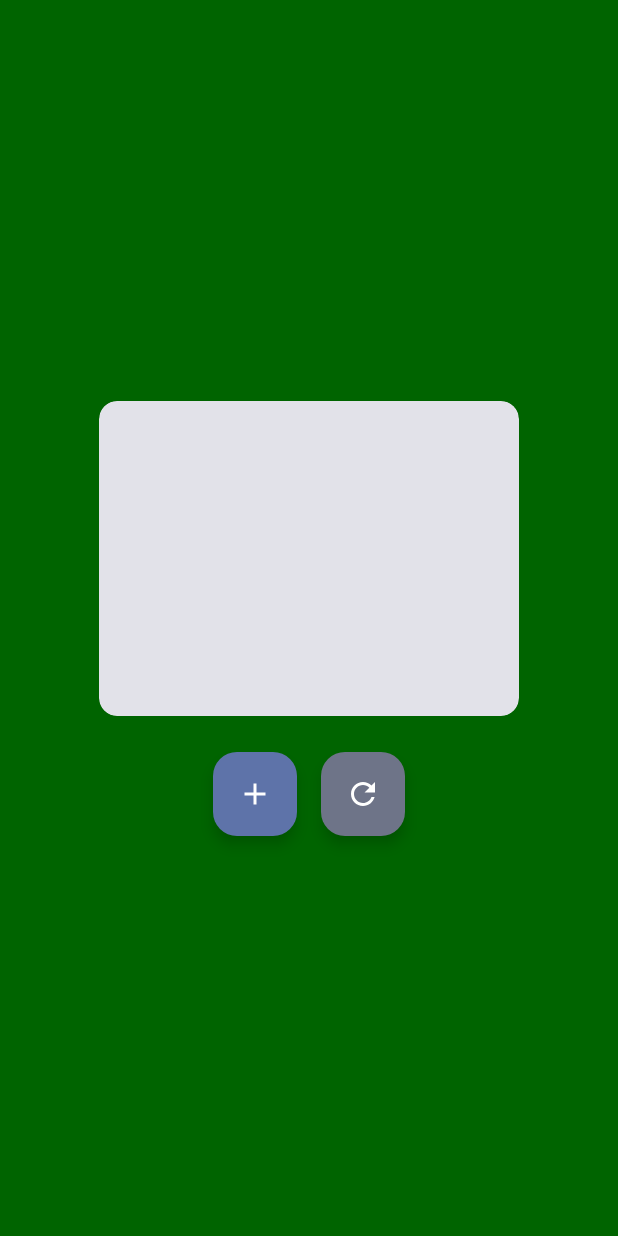
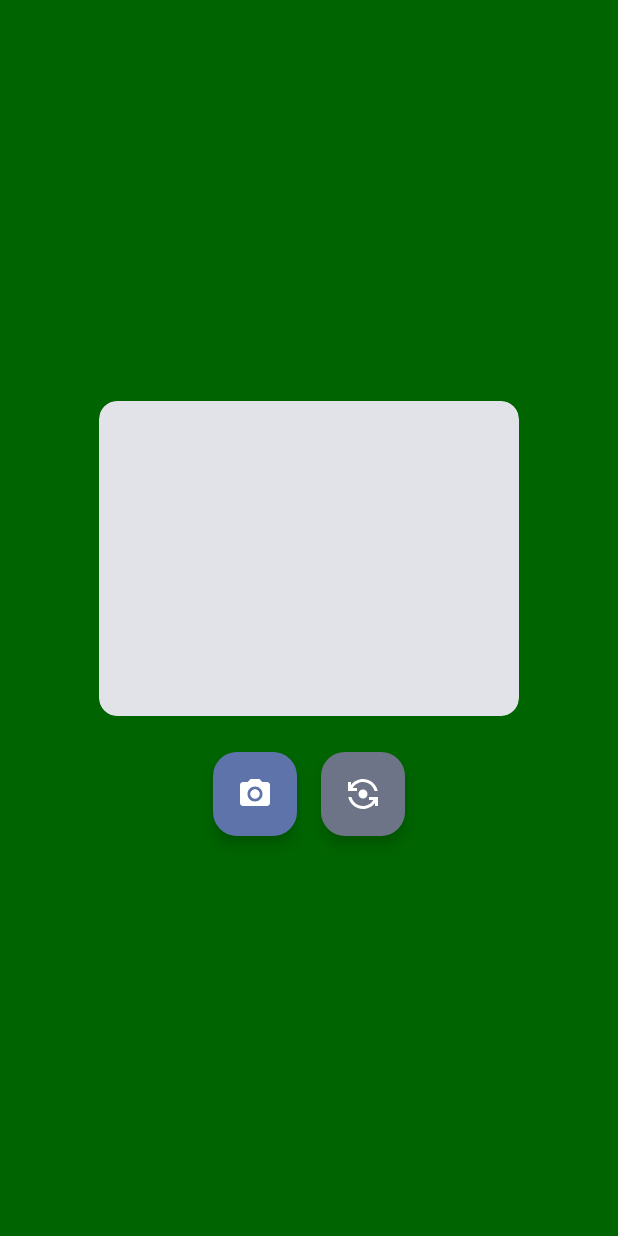
Before and after one commit to lasithaharshana/CalorieCam, an Android app built with Jetpack Compose: the screen it shows after launch (MainActivity), on a phone screen of 412 x 824 dp. Run offline under Robolectric (Android 15) with nearby library versions, the phone set to English and light mode, and no system bars; libraries missing offline, so code that uses them is left out: androidx.camera.compose, androidx.camera.core, androidx.camera.lifecycle; 5 statements that could not run were skipped.

Commit message:
add material icons for camera functionality in MainActivity

```diff
--- a/app/build.gradle.kts
+++ b/app/build.gradle.kts
@@ -62,4 +62,5 @@ dependencies {
     implementation(libs.androidx.camera.lifecycle)
     implementation(libs.androidx.camera.camera2)
     implementation(libs.accompanist.permissions)
+    implementation(libs.androidx.material.icons.extended)
 }
--- a/app/src/main/java/com/example/caloriecam/MainActivity.kt
+++ b/app/src/main/java/com/example/caloriecam/MainActivity.kt
@@ -19,8 +19,8 @@ import androidx.compose.foundation.layout.padding
 import androidx.compose.foundation.layout.width
 import androidx.compose.foundation.layout.widthIn
 import androidx.compose.material.icons.Icons
-import androidx.compose.material.icons.filled.Add
-import androidx.compose.material.icons.filled.Refresh
+import androidx.compose.material.icons.filled.CameraAlt
+import androidx.compose.material.icons.filled.FlipCameraAndroid
 import androidx.compose.material3.Button
 import androidx.compose.material3.Card
 import androidx.compose.material3.ElevatedCard
@@ -197,7 +197,7 @@ fun CameraPreviewContent(
                 containerColor = MaterialTheme.colorScheme.primaryContainer
             ) {
                 Icon(
-                    imageVector = Icons.Filled.Add,
+                    imageVector = Icons.Filled.CameraAlt,
                     contentDescription = "Take photo"
                 )
             }
@@ -210,7 +210,7 @@ fun CameraPreviewContent(
                 containerColor = MaterialTheme.colorScheme.secondaryContainer
             ) {
                 Icon(
-                    imageVector = Icons.Filled.Refresh,
+                    imageVector = Icons.Filled.FlipCameraAndroid,
                     contentDescription = "Switch camera"
                 )
             }
--- a/gradle/libs.versions.toml
+++ b/gradle/libs.versions.toml
@@ -10,9 +10,11 @@ activityCompose = "1.10.1"
 composeBom = "2025.05.01"
 camerax = "1.5.0-beta01"
 accompanist = "0.37.3"
+materialIconsExtended = "1.7.8"
 
 [libraries]
 androidx-core-ktx = { group = "androidx.core", name = "core-ktx", version.ref = "coreKtx" }
+androidx-material-icons-extended = { module = "androidx.compose.material:material-icons-extended", version.ref = "materialIconsExtended" }
 junit = { group = "junit", name = "junit", version.ref = "junit" }
 androidx-junit = { group = "androidx.test.ext", name = "junit", version.ref = "junitVersion" }
 androidx-espresso-core = { group = "androidx.test.espresso", name = "espresso-core", version.ref = "espressoCore" }
```
